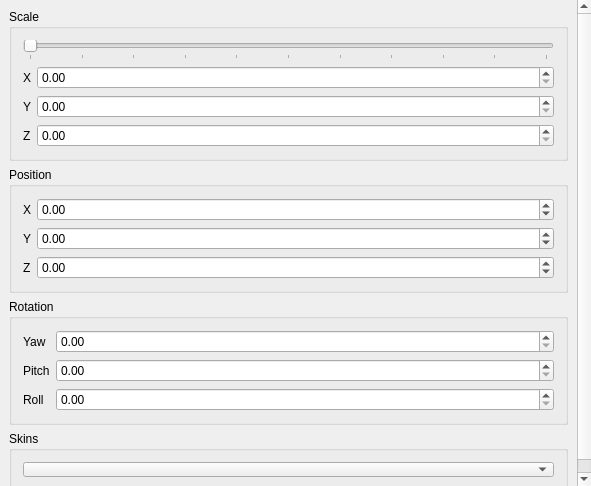
This is src/ModelControl.ui in Frostshake/WMVx as Qt 5 draws it before an edit. The edited form follows.
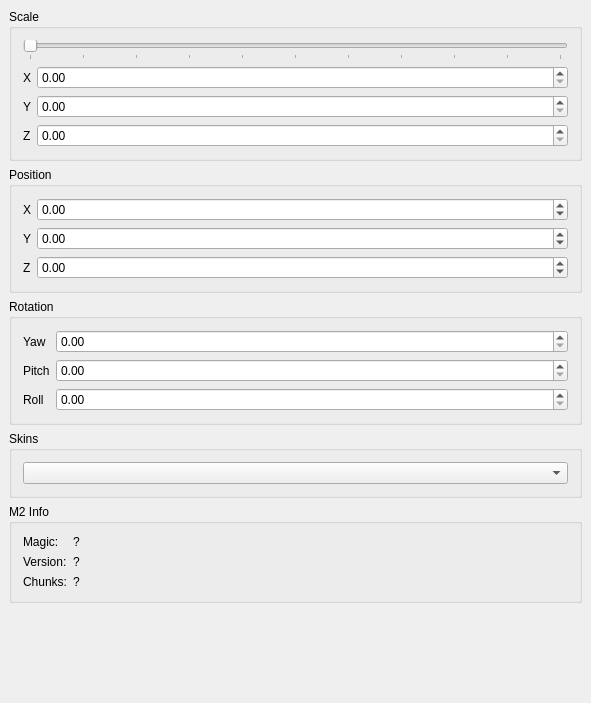
This is the edited form.

Commit message: Added model m2 header info to UI.

The edit to the form file:
```diff
--- a/src/ModelControl.ui
+++ b/src/ModelControl.ui
@@ -7,7 +7,7 @@
     <x>0</x>
     <y>0</y>
     <width>591</width>
-    <height>486</height>
+    <height>703</height>
    </rect>
   </property>
   <property name="windowTitle">
@@ -42,8 +42,8 @@
        <rect>
         <x>0</x>
         <y>0</y>
-        <width>577</width>
-        <height>511</height>
+        <width>591</width>
+        <height>703</height>
        </rect>
       </property>
       <layout class="QVBoxLayout" name="verticalLayout">
@@ -271,6 +271,57 @@
          </layout>
         </widget>
        </item>
+       <item>
+        <widget class="QGroupBox" name="groupInfo">
+         <property name="title">
+          <string>M2 Info</string>
+         </property>
+         <layout class="QFormLayout" name="formLayout_4">
+          <item row="0" column="0">
+           <widget class="QLabel" name="label_7">
+            <property name="text">
+             <string>Magic:</string>
+            </property>
+           </widget>
+          </item>
+          <item row="0" column="1">
+           <widget class="QLabel" name="labelM2Magic">
+            <property name="text">
+             <string>?</string>
+            </property>
+           </widget>
+          </item>
+          <item row="1" column="0">
+           <widget class="QLabel" name="label_8">
+            <property name="text">
+             <string>Version:</string>
+            </property>
+           </widget>
+          </item>
+          <item row="1" column="1">
+           <widget class="QLabel" name="labelM2Version">
+            <property name="text">
+             <string>?</string>
+            </property>
+           </widget>
+          </item>
+          <item row="2" column="0">
+           <widget class="QLabel" name="label_9">
+            <property name="text">
+             <string>Chunks:</string>
+            </property>
+           </widget>
+          </item>
+          <item row="2" column="1">
+           <widget class="QLabel" name="labelM2Chunks">
+            <property name="text">
+             <string>?</string>
+            </property>
+           </widget>
+          </item>
+         </layout>
+        </widget>
+       </item>
        <item>
         <spacer name="verticalSpacer">
          <property name="orientation">
```
The commit also changes 3 other files.
